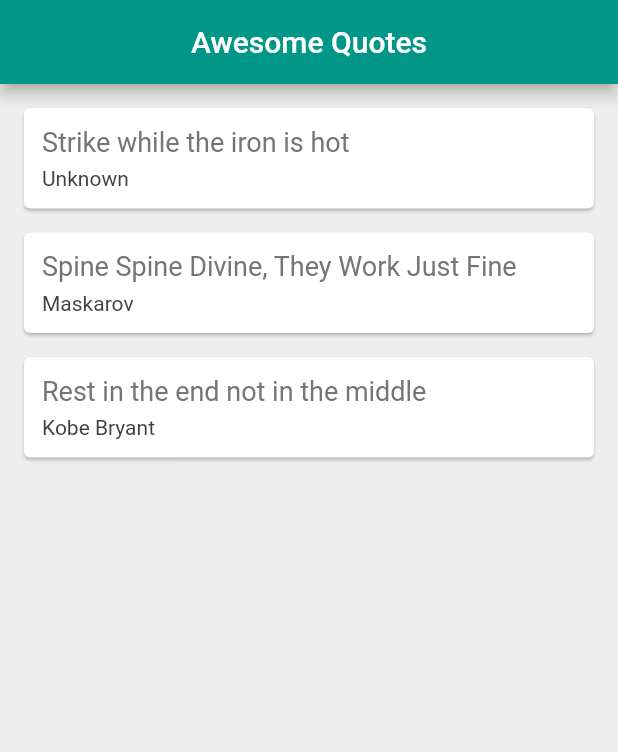
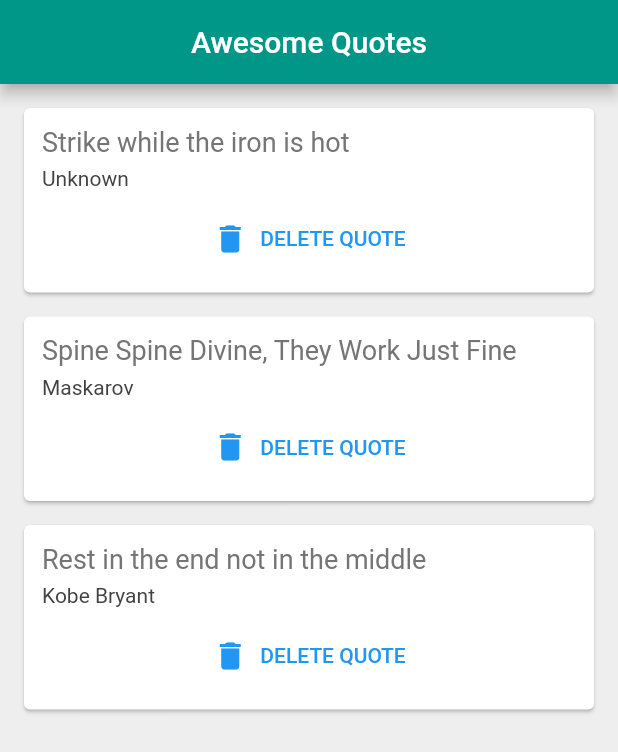
Before and after one commit to andreyp3054/Quote-Cards, a Flutter app: the screen it shows after launch, on a phone screen of 412 x 824 dp. Shown: the top 752 px of the screen. Run offline on Flutter 3.47's test engine with Material 2 defaults, Android fonts, the phone set to English and light mode, and no system bars.

Commit message:
Video 21 - Added a functional delete button

```diff
--- /dev/null
+++ b/lib/QuoteCard.dart
@@ -0,0 +1,42 @@
+import 'package:flutter/material.dart';
+import 'package:quotes17/Quote.dart';
+
+class QuoteCard extends StatelessWidget {
+  // const QuoteCard({
+  //   super.key,             // we don't need this yet
+  // });
+  final Quote quote;
+  final Function delete;
+
+  const QuoteCard({super.key, required this.quote, required this.delete});
+
+  @override
+  Widget build(BuildContext context) {
+    return Card(
+      margin: const EdgeInsets.fromLTRB(16.0, 16.0, 16.0, 0),
+      child: Padding(
+        padding: const EdgeInsets.all(12.0),
+        child: Column(
+          crossAxisAlignment: CrossAxisAlignment.stretch,
+          children: <Widget>[
+            Text(
+              quote.text,
+              style: TextStyle(fontSize: 18.0, color: Colors.grey[600]),
+            ),
+            const SizedBox(height: 6),
+            Text(
+              quote.author,
+              style: TextStyle(fontSize: 14.0, color: Colors.grey[800]),
+            ),
+            const SizedBox(height: 8),
+            TextButton.icon(
+              onPressed: (){delete();},
+              icon: const Icon(Icons.delete),
+              label: const Text("DELETE QUOTE"),
+            )
+          ],
+        ),
+      ),
+    );
+  }
+}
--- a/lib/main.dart
+++ b/lib/main.dart
@@ -1,5 +1,7 @@
 import 'package:flutter/material.dart';
 import 'package:quotes17/Quote.dart';
+
+import 'QuoteCard.dart';
 
 void main() => runApp(
       const MaterialApp(home: QuoteList()),
@@ -19,30 +21,6 @@ class _QuoteListState extends State<QuoteList> {
     Quote(text: "Rest in the end not in the middle", author: "Kobe Bryant")
   ];
 
-  Widget quoteTemplate(quote) {
-    // format for each quote
-    return Card(
-      margin: const EdgeInsets.fromLTRB(16.0, 16.0, 16.0, 0),
-      child: Padding(
-        padding: const EdgeInsets.all(12.0),
-        child: Column(
-          crossAxisAlignment: CrossAxisAlignment.stretch,
-          children: <Widget>[
-            Text(
-              quote.text,
-              style: TextStyle(fontSize: 18.0, color: Colors.grey[600]),
-            ),
-            const SizedBox(height: 6),
-            Text(
-              quote.author,
-              style: TextStyle(fontSize: 14.0, color: Colors.grey[800]),
-            ),
-          ],
-        ),
-      ),
-    );
-  }
-
   @override
   Widget build(BuildContext context) {
     return Scaffold(
@@ -53,7 +31,18 @@ class _QuoteListState extends State<QuoteList> {
           centerTitle: true,
         ),
         body: Column(
-          children: quotes.map((quote) => quoteTemplate(quote)).toList(),
+          children: quotes
+              .map(
+                (quote) => QuoteCard(
+                  quote: quote,
+                  delete: () {
+                    setState(() {
+                      quotes.remove(quote);
+                    });
+                  },
+                ),
+              )
+              .toList(),
         ));
   }
 }
```
